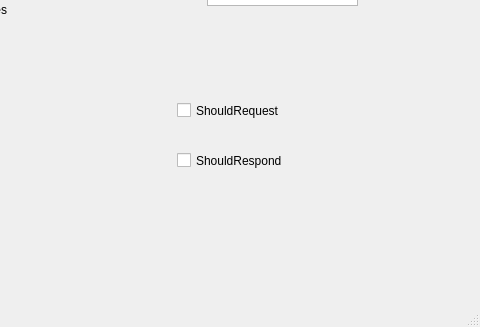
Old version of the form QtClients/EverybodySimulator2016/mainwindow.ui in the repository madhavpatel6/EmbeddedSystemDesign_Team02; both pictures show x 293 to 773 and y 262 to 589 of the 773 by 589 pixel window.
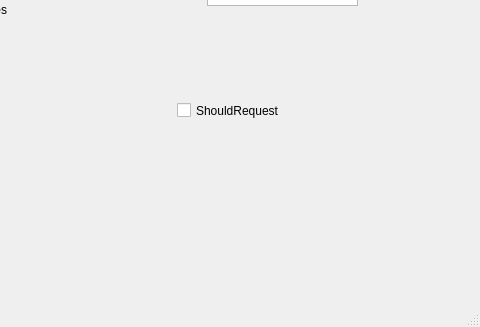
New version of the form.

```diff
--- a/QtClients/EverybodySimulator2016/mainwindow.ui
+++ b/QtClients/EverybodySimulator2016/mainwindow.ui
@@ -98,19 +98,6 @@
      <string>ShouldRequest</string>
     </property>
    </widget>
-   <widget class="QCheckBox" name="shouldRespond">
-    <property name="geometry">
-     <rect>
-      <x>470</x>
-      <y>390</y>
-      <width>221</width>
-      <height>31</height>
-     </rect>
-    </property>
-    <property name="text">
-     <string>ShouldRespond</string>
-    </property>
-   </widget>
    <widget class="QLabel" name="myModule">
     <property name="geometry">
      <rect>
```
